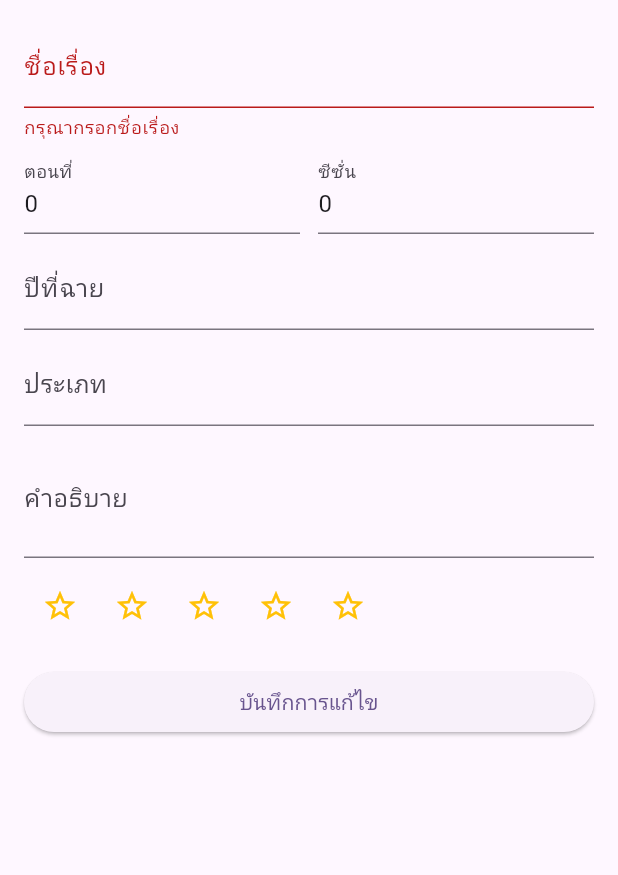
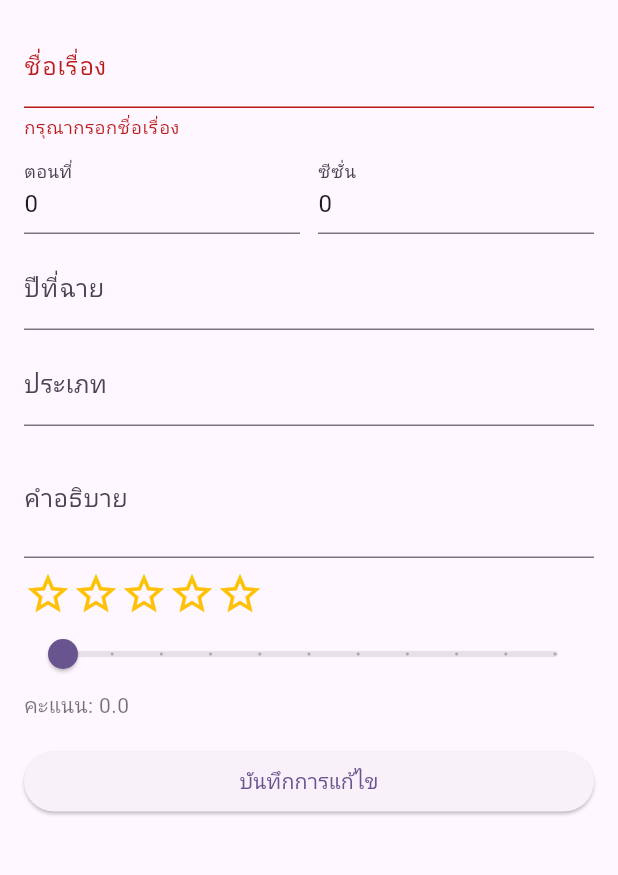
Before and after one commit to Tanusdech/anime_app_project, a Flutter app: the AnimeEditForm widget shown alone on an empty page, opened directly with empty values, after a tap on "บันทึกการแก้ไข", on a phone screen of 412 x 824 dp, the part 66-941 px from its top. Run offline on Flutter 3.47's test engine with Material 3 defaults, Android fonts, the phone set to English and light mode, and no system bars; our stand-ins replace cloud_firestore, firebase_core, flutter_riverpod, image_picker, lottie, video_player; accounts and stored records are empty.

Commit message:
Phase 12: Adjust the slider to select a rating in half-star increments (step 0.5)

```diff
--- a/lib/main.dart
+++ b/lib/main.dart
@@ -56,10 +56,6 @@ class AnimeHomePage extends ConsumerWidget {
     }
 
     return Scaffold(
-      // appBar: AppBar(
-      //   backgroundColor: Theme.of(context).colorScheme.inversePrimary,
-      //   title: const Text('Anime App Home'),
-      // ),
       appBar: AppBar(
         title: Row(
           children: [
--- a/lib/pages/anime_edit_form.dart
+++ b/lib/pages/anime_edit_form.dart
@@ -86,7 +86,7 @@ class _AnimeEditFormState extends ConsumerState<AnimeEditForm> {
       description: _descriptionController.text.trim(),
       episode: int.tryParse(_episodeController.text.trim()) ?? 0,
       season: int.tryParse(_seasonController.text.trim()) ?? 0,
-      rating: double.parse(_rating.toStringAsFixed(2)),
+      rating: double.parse(_rating.toStringAsFixed(1)),
     );
 
     final oldDocId = widget.anime.id;
@@ -116,22 +116,42 @@ class _AnimeEditFormState extends ConsumerState<AnimeEditForm> {
     }
   }
 
+  /// ปรับให้รองรับ step 0.5 (ครึ่งดาว)
   Widget _buildStarRating() {
-    return Row(
+    return Column(
+      crossAxisAlignment: CrossAxisAlignment.start,
+      children: [
+        Row(
           children: List.generate(5, (index) {
             final starValue = index + 1;
-        return IconButton(
-          icon: Icon(
+            return Icon(
               _rating >= starValue
                   ? Icons.star
-                : (_rating > starValue - 1
+                  : (_rating >= starValue - 0.5
                         ? Icons.star_half
                         : Icons.star_border),
               color: Colors.amber,
-          ),
-          onPressed: () => setState(() => _rating = starValue.toDouble()),
+              size: 32,
             );
           }),
+        ),
+        Slider(
+          value: _rating,
+          min: 0,
+          max: 5,
+          divisions: 10,
+          label: _rating.toStringAsFixed(1),
+          onChanged: (value) {
+            setState(() {
+              _rating = double.parse(value.toStringAsFixed(1));
+            });
+          },
+        ),
+        Text(
+          'คะแนน: ${_rating.toStringAsFixed(1)}',
+          style: const TextStyle(fontSize: 14, color: Colors.black54),
+        ),
+      ],
     );
   }
 
```
Also changed, not shown: lib/pages/anime_page.dart (+22 -6 lines). Lines whose indentation alone changed are shown as unchanged.
